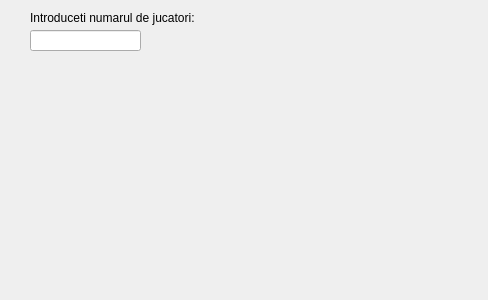
AndreiAndreea/TriviadorMCpp, file Triviador/Triviador/Game.ui: the form before one commit.
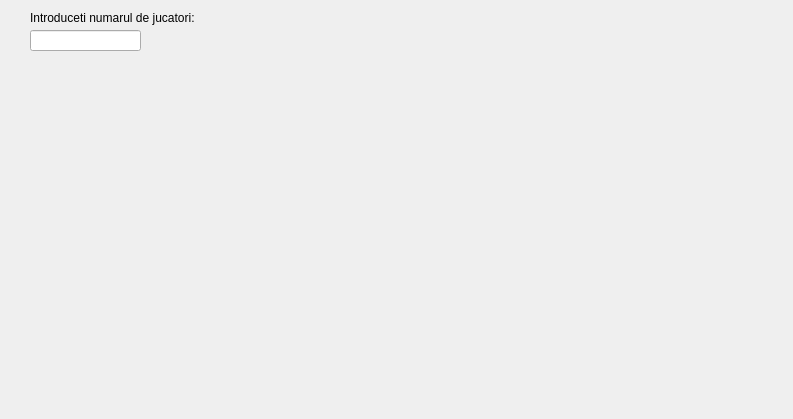
The form after the commit.

Commit message: Added in Game class a mouseReleaseEvent method to select by left click the regions of the map which will be colored. Added in Game class a boolean ClickedOnRegion method to check whether the click position is in a specific cell area of the map. Added in Game class a selectedRegions vector and AddNewSelectedRegion method to collect all the coordinates of the regions which have been colored in the map - it is used in the paintEvent method to identify which cells of the map's matrix will be colored.

```diff
--- a/Triviador/Triviador/Game.ui
+++ b/Triviador/Triviador/Game.ui
@@ -6,8 +6,8 @@
    <rect>
     <x>0</x>
     <y>0</y>
-    <width>488</width>
-    <height>300</height>
+    <width>793</width>
+    <height>419</height>
    </rect>
   </property>
   <property name="windowTitle">
```
The commit also changes 2 other files.
